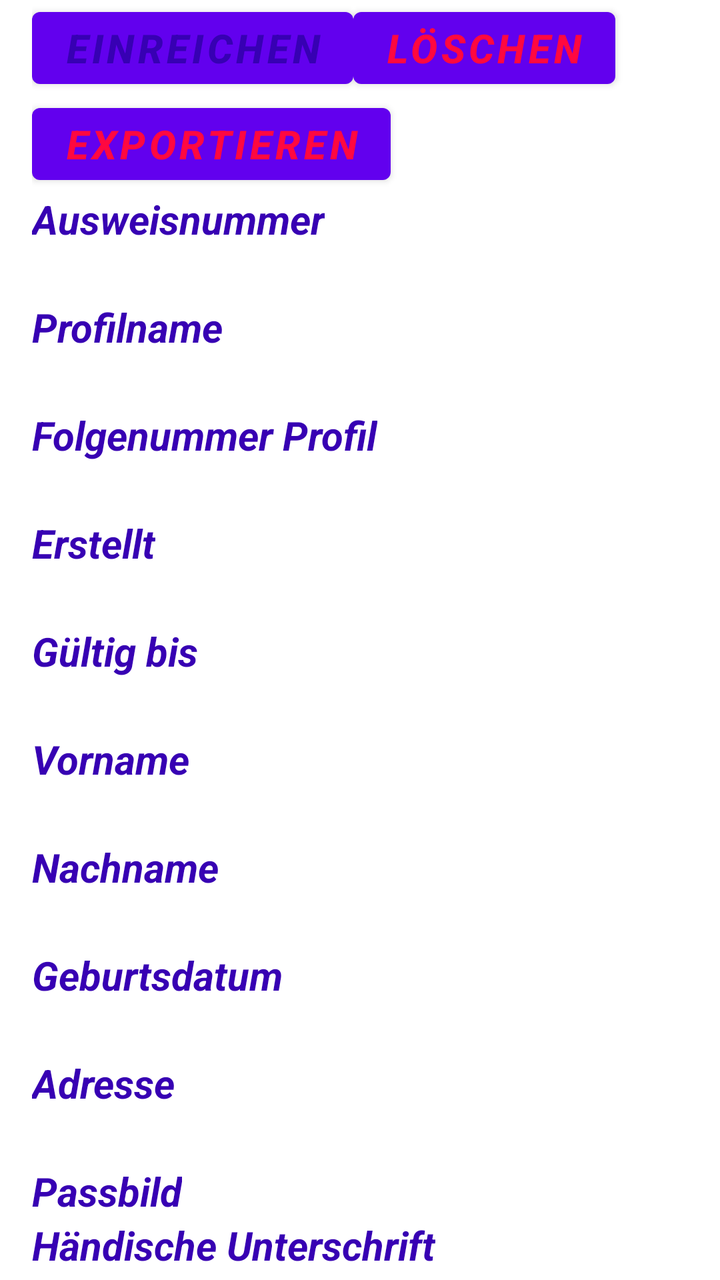
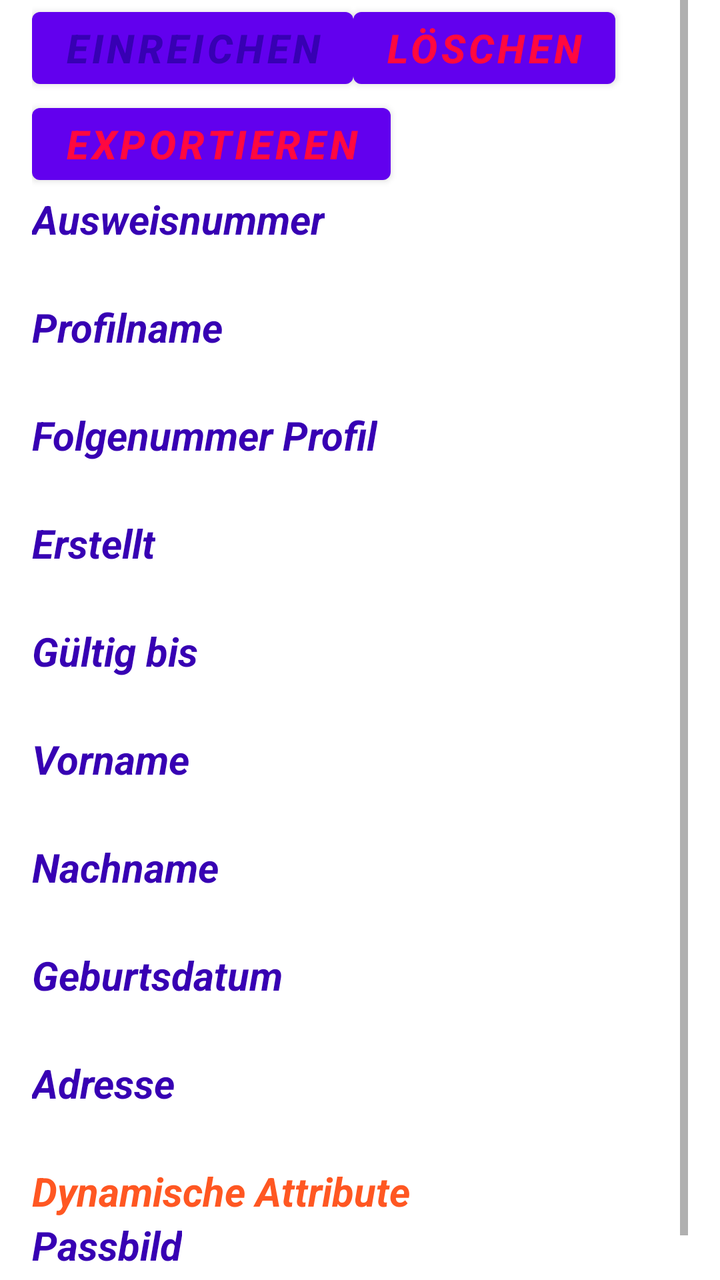

Screens rendered from an Android XML layout before and after an edit, with the pre-edit source and the edit as a unified diff.
<!-- AndroidManifest.xml: application theme Theme.PommesfanIdentAndroid -->
<!-- res/layout/activity_personal_iddetails_view.xml -->
<?xml version="1.0" encoding="utf-8"?>
<ScrollView
        xmlns:android="http://schemas.android.com/apk/res/android"
        xmlns:tools="http://schemas.android.com/tools"
        android:id="@+id/personalIDdetailView"
        android:layout_width="match_parent"
        android:layout_height="match_parent"
        android:paddingLeft="16dp"
        android:paddingRight="16dp"
        android:orientation="vertical"
        tools:context=".PersonalIDdetailView">

    <LinearLayout android:layout_width="match_parent"
                  android:layout_height="match_parent"
                  android:orientation="vertical">
        <LinearLayout
                android:layout_width="match_parent"
                android:layout_height="match_parent"
                android:id="@+id/personal_id_attributes"
                android:orientation="vertical">
            <LinearLayout
                    android:layout_width="match_parent"
                    android:layout_height="match_parent"
                    android:orientation="horizontal">
                <Button
                        android:textSize="20sp"
                        android:layout_width="wrap_content"
                        android:layout_height="wrap_content"
                        android:textColor="@color/purple_700"
                        android:textStyle="bold|italic"
                        android:text="@string/einreichen"
                        android:id="@+id/btnHandIn"/>
                <Button
                        android:textSize="20sp"
                        android:layout_width="wrap_content"
                        android:layout_height="wrap_content"
                        android:textColor="#FF0840"
                        android:textStyle="bold|italic"
                        android:text="@string/l_schen"
                        android:id="@+id/btnDelete"/>
            </LinearLayout>
            <Button
                    android:textSize="20sp"
                    android:layout_width="wrap_content"
                    android:layout_height="wrap_content"
                    android:textColor="#FF0840"
                    android:textStyle="bold|italic"
                    android:text="@string/exportieren"
                    android:id="@+id/btnExportID"/>
            <TextView
                    android:textSize="20sp"
                    android:layout_width="wrap_content"
                    android:layout_height="wrap_content"
                    android:textColor="@color/purple_700"
                    android:textStyle="bold|italic"
                    android:text="@string/ausweisnummer" />
            <TextView
                    android:textSize="20sp"
                    android:layout_width="wrap_content"
                    android:layout_height="wrap_content"
                    android:id="@+id/fieldIDnumber"/>
            <TextView
                    android:textSize="20sp"
                    android:layout_width="wrap_content"
                    android:layout_height="wrap_content"
                    android:textColor="@color/purple_700"
                    android:textStyle="bold|italic"
                    android:text="@string/profilname" />
            <TextView
                    android:textSize="20sp"
                    android:layout_width="wrap_content"
                    android:layout_height="wrap_content"
                    android:id="@+id/fieldprofileName"/>
            <TextView
                    android:textSize="20sp"
                    android:layout_width="wrap_content"
                    android:layout_height="wrap_content"
                    android:textColor="@color/purple_700"
                    android:textStyle="bold|italic"
                    android:text="Folgenummer Profil" />
            <TextView
                    android:textSize="20sp"
                    android:layout_width="wrap_content"
                    android:layout_height="wrap_content"
                    android:id="@+id/profile_sequence_number"/>
            <TextView
                    android:textSize="20sp"
                    android:layout_width="wrap_content"
                    android:layout_height="wrap_content"
                    android:textColor="@color/purple_700"
                    android:textStyle="bold|italic"
                    android:text="@string/erstellt" />
            <TextView
                    android:textSize="20sp"
                    android:layout_width="wrap_content"
                    android:layout_height="wrap_content"
                    android:id="@+id/created"/>
            <TextView
                    android:textSize="20sp"
                    android:layout_width="wrap_content"
                    android:layout_height="wrap_content"
                    android:textColor="@color/purple_700"
                    android:textStyle="bold|italic"
                    android:text="@string/g_ltig_bis" />
            <TextView
                    android:textSize="20sp"
                    android:layout_width="wrap_content"
                    android:layout_height="wrap_content"
                    android:id="@+id/valid_until"/>
            <TextView
                    android:textSize="20sp"
                    android:layout_width="wrap_content"
                    android:layout_height="wrap_content"
                    android:textColor="@color/purple_700"
                    android:textStyle="bold|italic"
                    android:text="@string/vorname" />
            <TextView
                    android:textSize="20sp"
                    android:layout_width="wrap_content"
                    android:layout_height="wrap_content"
                    android:id="@+id/fieldName"/>
            <TextView
                    android:textSize="20sp"
                    android:layout_width="wrap_content"
                    android:layout_height="wrap_content"
                    android:textColor="@color/purple_700"
                    android:textStyle="bold|italic"
                    android:text="@string/nachname" />
            <TextView
                    android:textSize="20sp"
                    android:layout_width="wrap_content"
                    android:layout_height="wrap_content"
                    android:id="@+id/fieldSurname"/>
            <TextView
                    android:textSize="20sp"
                    android:layout_width="wrap_content"
                    android:layout_height="wrap_content"
                    android:textColor="@color/purple_700"
                    android:textStyle="bold|italic"
                    android:text="@string/geburtsdatum" />
            <TextView
                    android:textSize="20sp"
                    android:layout_width="wrap_content"
                    android:layout_height="wrap_content"
                    android:id="@+id/fieldBirthdate"/>
            <TextView
                    android:textSize="20sp"
                    android:layout_width="wrap_content"
                    android:layout_height="wrap_content"
                    android:textColor="@color/purple_700"
                    android:textStyle="bold|italic"
                    android:text="@string/adresse" />
            <TextView
                    android:textSize="20sp"
                    android:layout_width="wrap_content"
                    android:layout_height="wrap_content"
                    android:id="@+id/fieldAdress"/>

        </LinearLayout>
        <TextView
                android:textSize="20sp"
                android:layout_width="wrap_content"
                android:layout_height="wrap_content"
                android:textColor="@color/purple_700"
                android:textStyle="bold|italic"
                android:text="@string/passbild" />

        <ImageView
                android:layout_width="match_parent"
                android:layout_height="match_parent"
                android:contentDescription=""
                android:id="@+id/viewPersonalImage"/>

        <TextView
                android:textSize="20sp"
                android:layout_width="wrap_content"
                android:layout_height="wrap_content"
                android:textColor="@color/purple_700"
                android:textStyle="bold|italic"
                android:text="@string/h_ndische_unterschrift"/>

        <ImageView
                android:layout_width="match_parent"
                android:layout_height="match_parent"
                android:contentDescription=""
                android:id="@+id/viewHandSignature"/>
    </LinearLayout>
</ScrollView>
<!-- resources referenced by this layout -->
<resources>
  <color name="purple_700">#FF3700B3</color>
  <string name="adresse">Adresse</string>
  <string name="ausweisnummer">Ausweisnummer</string>
  <string name="einreichen">Einreichen</string>
  <string name="erstellt">Erstellt</string>
  <string name="exportieren">Exportieren</string>
  <string name="g_ltig_bis">Gültig bis</string>
  <string name="geburtsdatum">Geburtsdatum</string>
  <string name="h_ndische_unterschrift">Händische Unterschrift</string>
  <string name="l_schen">Löschen</string>
  <string name="nachname">Nachname</string>
  <string name="passbild">Passbild</string>
  <string name="profilname">Profilname</string>
  <string name="vorname">Vorname</string>
  <style name="Theme.PommesfanIdentAndroid" parent="Theme.MaterialComponents.DayNight.NoActionBar">
          
          <item name="colorPrimary">@color/purple_500</item>
          <item name="colorPrimaryVariant">@color/purple_700</item>
          <item name="colorOnPrimary">@color/white</item>
          
          <item name="colorSecondary">@color/teal_200</item>
          <item name="colorSecondaryVariant">@color/teal_700</item>
          <item name="colorOnSecondary">@color/black</item>
          
          <item name="android:statusBarColor">?attr/colorPrimaryVariant</item>
          
      </style>
  <color name="purple_500">#FF6200EE</color>
  <color name="white">#FFFFFFFF</color>
  <color name="teal_200">#FF03DAC5</color>
  <color name="teal_700">#FF018786</color>
  <color name="black">#FF000000</color>
</resources>

<!-- the commit's change to res/layout/activity_personal_iddetails_view.xml (unified diff, before → after) -->
@@ -77,7 +77,7 @@
                     android:layout_height="wrap_content"
                     android:textColor="@color/purple_700"
                     android:textStyle="bold|italic"
-                    android:text="Folgenummer Profil" />
+                    android:text="@string/folgenummer_profil" />
             <TextView
                     android:textSize="20sp"
                     android:layout_width="wrap_content"
@@ -155,6 +155,13 @@
                     android:layout_width="wrap_content"
                     android:layout_height="wrap_content"
                     android:id="@+id/fieldAdress"/>
+            <TextView
+                    android:textSize="20sp"
+                    android:layout_width="wrap_content"
+                    android:layout_height="wrap_content"
+                    android:textColor="#FF5722"
+                    android:textStyle="bold|italic"
+                    android:text="@string/dynamische_attribute"/>
 
         </LinearLayout>
         <TextView
<!-- resource entries referenced after the edit -->
@@ -3,9 +3,11 @@
   <color name="purple_700">#FF3700B3</color>
   <string name="adresse">Adresse</string>
   <string name="ausweisnummer">Ausweisnummer</string>
+  <string name="dynamische_attribute">Dynamische Attribute</string>
   <string name="einreichen">Einreichen</string>
   <string name="erstellt">Erstellt</string>
   <string name="exportieren">Exportieren</string>
+  <string name="folgenummer_profil">Folgenummer Profil</string>
   <string name="g_ltig_bis">Gültig bis</string>
   <string name="geburtsdatum">Geburtsdatum</string>
   <string name="h_ndische_unterschrift">Händische Unterschrift</string>
